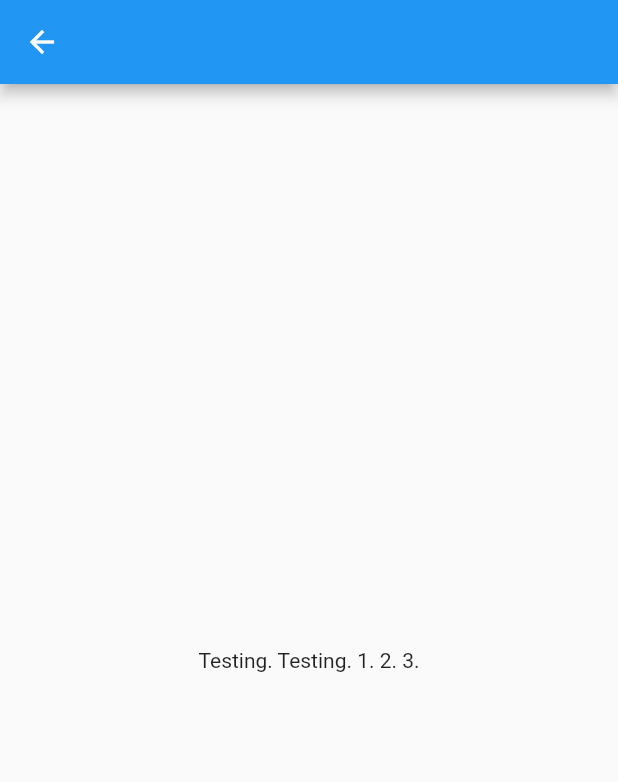
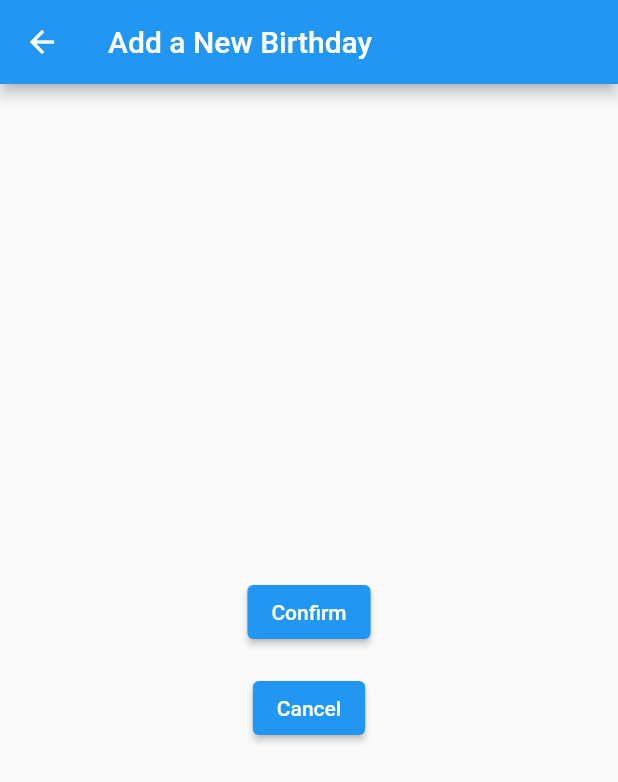
Before and after one commit to matt0681/Birthday-Reminder-App, a Flutter app: the screen it shows after launch, after a tap on the "add" icon, on a phone screen of 412 x 824 dp. Shown: the top 782 px of the screen. Run offline on Flutter 3.47's test engine with Material 2 defaults, Android fonts, the light colour scheme and no system bars; our stand-ins replace shared_preferences.

Commit message:
Updated the user input page to have a few buttons. Added some comments.

```diff
--- a/lib/main.dart
+++ b/lib/main.dart
@@ -3,6 +3,10 @@ import 'package:second_app_2023_folder/birthday_entry_square.dart';
 import 'package:second_app_2023_folder/user_input_page.dart';
 import 'package:shared_preferences/shared_preferences.dart';
 
+/*
+ * This is the main function. It initializes the shared preferences storage
+ * system as well as runs the application. It starts by running the MainPage function.
+ */
 void main() {
   sharedPrefInit();
 
@@ -11,11 +15,21 @@ void main() {
   ));
 }
 
+/*
+ * This class represents the 'home' page of the app, or the main screen used by
+ * the app. It is a stateful widget so it will make use of the _MainPageState function.
+ */
 class MainPage extends StatefulWidget {
   @override
   State<MainPage> createState() => _MainPageState();
 }
 
+/*
+ * This is the _MainPageState class. It contains code which actually builds the
+ * various widgets. The main page consists of an app bar with settings and title,
+ * A list of birthday entries that can be edited, and a button to add a new birthday
+ * entry.
+ */
 class _MainPageState extends State<MainPage> {
   final List _birthdayEntries = [
     'birthday 1',
@@ -30,22 +44,20 @@ class _MainPageState extends State<MainPage> {
   @override
   Widget build(BuildContext context) {
     return MaterialApp(
-      title: "Birthday Buddee",
+      title: "Birthday - Laddie!",
       home: Scaffold(
         backgroundColor: Colors.teal[300],
         appBar: AppBar(
-          title: const Text("Birthday Buddee"),
+          title: const Text("Birthday - Laddie!"),
           backgroundColor: Colors.teal[900],
           centerTitle: true,
           elevation: 0.0,
         ),
         floatingActionButton: FloatingActionButton(
+          // This floating action button is the only way to add a new birthday entry.
+          // When clicked it will open up the user input page.
           onPressed: () {
-            Navigator.push(
-                context,
-                MaterialPageRoute(
-                  builder: (context) => user_input_page(),
-                ));
+            _navigateAndReturnEntryData(context);
           },
           backgroundColor: Colors.teal[800],
           child: const Icon(Icons.add),
@@ -61,8 +73,27 @@ class _MainPageState extends State<MainPage> {
       ),
     );
   }
+
+  Future<void> _navigateAndReturnEntryData(BuildContext context) async {
+    final result = await Navigator.push(
+      context,
+      MaterialPageRoute(builder: (context) => const user_input_page()),
+    );
+
+    var name = result[0];
+    var date = result[1];
+
+    ScaffoldMessenger.of(context)
+      ..removeCurrentSnackBar()
+      ..showSnackBar(SnackBar(content: Text('$name - $date')));
+  }
 }
 
+/*
+ * This function initializes the shared preferences storage system. It stores data
+ * onto the local device being used so that data wont be lost when closing and
+ * re opening the app.
+ */
 void sharedPrefInit() async {
   try {
     Future<SharedPreferences> _prefs = SharedPreferences.getInstance();
@@ -76,6 +107,10 @@ void sharedPrefInit() async {
   }
 }
 
+/*
+ * This function allows a key value to be paired with some integer data value.
+ * val must be an integer.
+ */
 dynamic putInt(key, val) async {
   Future<SharedPreferences> _prefs = SharedPreferences.getInstance();
   final SharedPreferences prefs = await _prefs;
@@ -83,6 +118,10 @@ dynamic putInt(key, val) async {
   return _res;
 }
 
+/*
+ * This function allows a key value to be paired with some string data value.
+ * val must be a string.
+ */
 dynamic putString(key, val) async {
   Future<SharedPreferences> _prefs = SharedPreferences.getInstance();
   final SharedPreferences prefs = await _prefs;
@@ -90,6 +129,9 @@ dynamic putString(key, val) async {
   return _res;
 }
 
+/*
+ * This function returns the integer data value associated with the given key.
+ */
 dynamic getInt(key) async {
   Future<SharedPreferences> _prefs = SharedPreferences.getInstance();
   final SharedPreferences prefs = await _prefs;
@@ -97,6 +139,9 @@ dynamic getInt(key) async {
   return _res;
 }
 
+/*
+ * This function returns the string data value associated with the given key.
+ */
 dynamic getString(key) async {
   Future<SharedPreferences> _prefs = SharedPreferences.getInstance();
   final SharedPreferences prefs = await _prefs;
--- a/lib/user_input_page.dart
+++ b/lib/user_input_page.dart
@@ -3,12 +3,43 @@ import 'package:flutter/material.dart';
 class user_input_page extends StatelessWidget {
   const user_input_page({Key? key}) : super(key: key);
 
+  static var input_data = ["test Name Billy", 1234];
+
   @override
   Widget build(BuildContext context) {
     return Scaffold(
-      appBar: AppBar(),
-      body: const Center(
-        child: Text("Testing. Testing. 1. 2. 3."),
+      appBar: AppBar(title: const Text("Add a New Birthday")),
+      body: Center(
+        child: Column(
+          mainAxisAlignment: MainAxisAlignment.center,
+          children: [
+            Padding(
+              padding: const EdgeInsets.all(8.0),
+              child: ElevatedButton(
+                onPressed: () {
+                  Navigator.pop(context);
+                },
+                child: const Text("Confirm"),
+              ),
+            ),
+            Padding(
+              padding: const EdgeInsets.all(8.0),
+              child: ElevatedButton(
+                onPressed: () {
+                  Navigator.pop(context, input_data);
+                },
+                child: const Text("Cancel"),
+              ),
+            )
+          ],
+        ),
+      ),
+    );
+  }
+}
+
+// body: const Center(
+// child: Text("Testing. Testing. 1. 2. 3."),
 // child: Card(
 //   child: Column(
 //     mainAxisSize: MainAxisSize.min,
@@ -36,7 +67,4 @@ class user_input_page extends StatelessWidget {
 //     ],
 //   ),
 // ),
-      ),
-    );
-  }
-}
+//),
```
Lines whose indentation alone changed are shown as unchanged.
